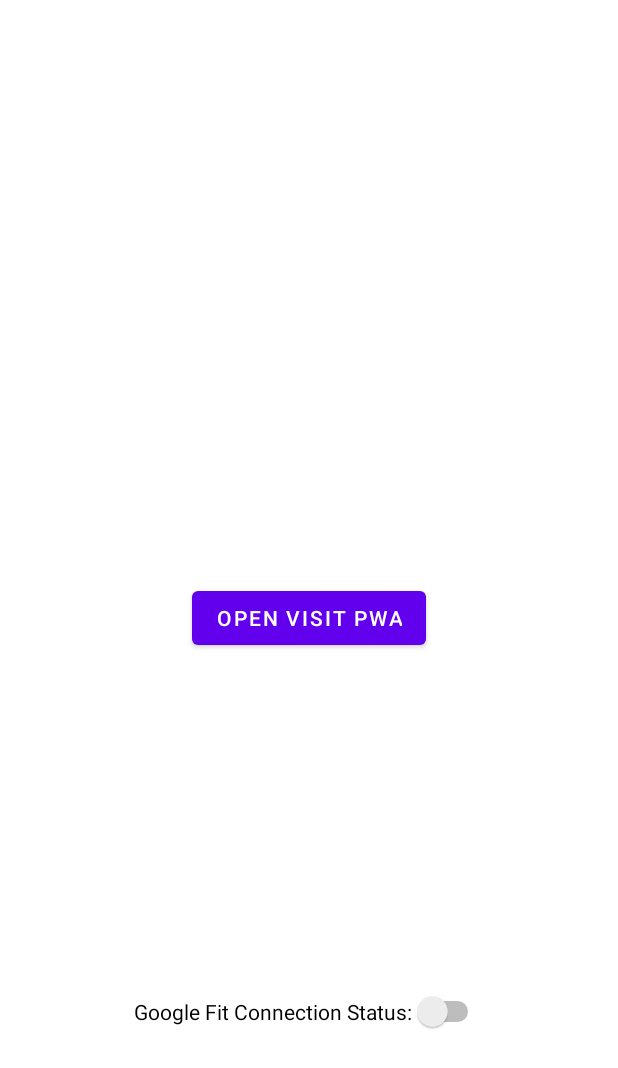
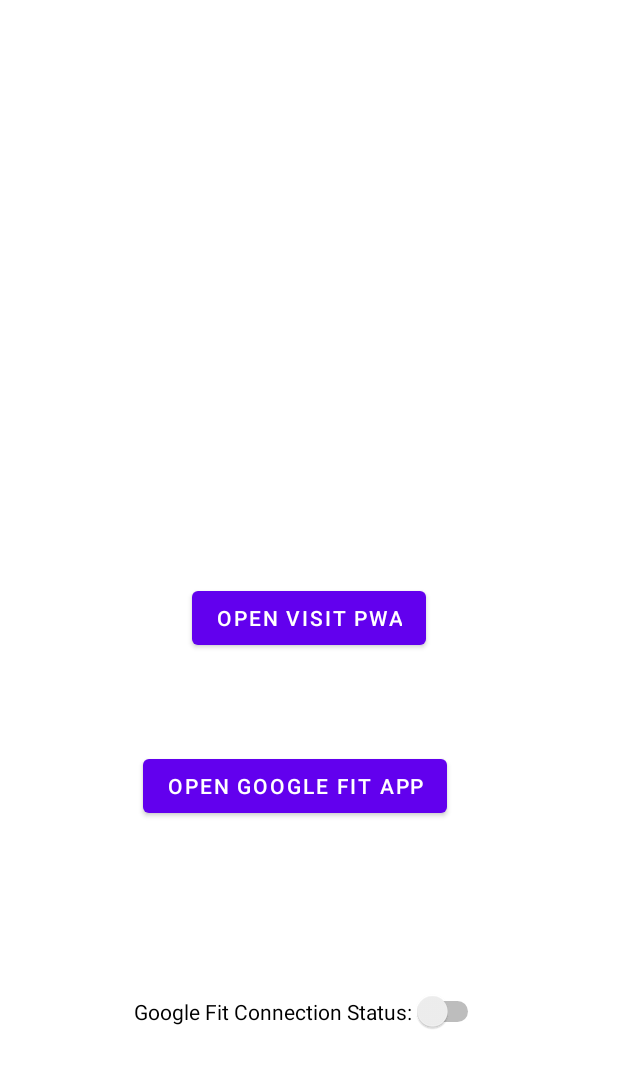
Before and after one commit to chinmaydash007/MyApplication, an Android app: the DemoActivity screen opened directly, with no data from a screen before it, on a phone screen of 412 x 824 dp. Shown: the top 1068 px of the screen. Run offline under Robolectric (Android 15) with nearby library versions, the phone set to English and light mode, and no system bars; our stand-ins replace EventBus; libraries missing offline, so code that uses them is left out: com.getvisitapp.google_fit; 4 statements that could not run were skipped.

Commit message:
updated version.

```diff
--- a/demo/build.gradle
+++ b/demo/build.gradle
@@ -46,7 +46,7 @@
     androidTestImplementation 'androidx.test.espresso:espresso-core:3.4.0'
 
 
-    implementation 'com.github.VisitApp:AndroidSDK:v1.35'
+    implementation 'com.github.VisitApp:AndroidSDK:1.39'
 
     implementation "com.google.android.gms:play-services-gcm:17.0.0"
     implementation "com.google.android.gms:play-services-fitness:20.0.0"
--- a/demo/src/main/java/com/example/demo/DemoActivity.kt
+++ b/demo/src/main/java/com/example/demo/DemoActivity.kt
@@ -7,9 +7,11 @@
 import android.widget.Button
 import android.widget.CompoundButton
 import android.widget.Switch
+import android.widget.Toast
 import androidx.appcompat.app.AppCompatActivity
 import com.getvisitapp.google_fit.IntiateSdk
 import com.getvisitapp.google_fit.data.VisitStepSyncHelper
+import com.getvisitapp.google_fit.data.VisitStepSyncHelper.Companion.openGoogleFit
 import com.getvisitapp.google_fit.event.ClosePWAEvent
 import com.getvisitapp.google_fit.event.MessageEvent
 import com.getvisitapp.google_fit.event.VisitEventType
@@ -20,7 +22,7 @@
 
 //9978900304
 class DemoActivity : AppCompatActivity(), CompoundButton.OnCheckedChangeListener {
-    var TAG = this.javaClass.simpleName
+    var TAG = "DemoActivity"
 
 
     lateinit var checker: GoogleFitAccessChecker
@@ -51,6 +53,16 @@
         val syncStepHelper = VisitStepSyncHelper(context = this, default_client_id)
         syncStepHelper.syncSteps(tataAIG_base_url, tataAIG_auth_token)
 
+        //Open Google Fit if installed else return false.
+        findViewById<Button>(R.id.openGoogleFitApp).setOnClickListener {
+            val result=openGoogleFit()
+            if(result){
+                //do nothing
+            }else{
+                Toast.makeText(this,"Google Fit app is not installed.", Toast.LENGTH_SHORT).show()
+            }
+        }
+
     }
 
 
@@ -69,7 +81,7 @@
 
                 }
                 VisitEventType.FitnessPermissionGranted -> {
-
+                    Log.d(TAG, "FitnessPermissionGranted called")
 
                 }
                 is VisitEventType.RequestHealthDataForDetailedGraph -> {
--- a/demo/src/main/res/layout/activity_demo.xml
+++ b/demo/src/main/res/layout/activity_demo.xml
@@ -16,7 +16,16 @@
         app:layout_constraintStart_toStartOf="parent"
         app:layout_constraintTop_toTopOf="parent" />
 
-
+    <Button
+        android:id="@+id/openGoogleFitApp"
+        android:layout_width="wrap_content"
+        android:layout_height="wrap_content"
+        android:layout_marginTop="64dp"
+        android:text="Open Google Fit app"
+        app:layout_constraintEnd_toEndOf="parent"
+        app:layout_constraintHorizontal_bias="0.457"
+        app:layout_constraintStart_toStartOf="parent"
+        app:layout_constraintTop_toBottomOf="@+id/button" />
     <Switch
         android:id="@+id/switch1"
         android:layout_width="wrap_content"
```
